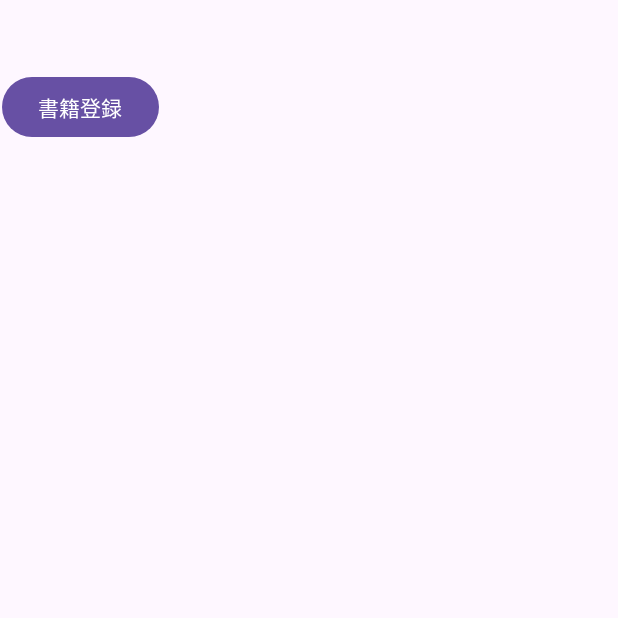
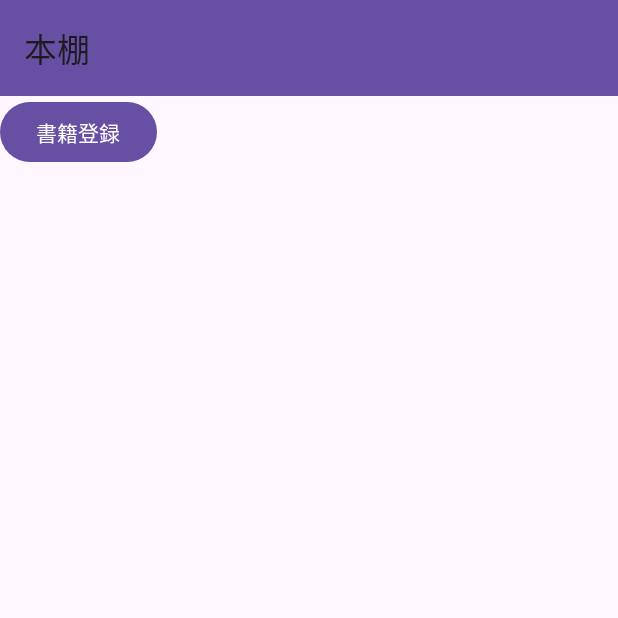
Before and after one commit to Pgfn59/Bookshelf, an Android app: the screen it shows after launch (MainActivity), on a phone screen of 412 x 824 dp, the top half of it. Run offline under Robolectric (Android 15) with nearby library versions, the light colour scheme and no system bars; our stand-ins replace navigation-ui.

Commit message:
ツールバー設置

```diff
--- a/app/src/main/java/com/example/bookshelf/MainActivity.java
+++ b/app/src/main/java/com/example/bookshelf/MainActivity.java
@@ -1,24 +1,23 @@
 package com.example.bookshelf;
 
 import android.os.Bundle;
-
-import androidx.activity.EdgeToEdge;
 import androidx.appcompat.app.AppCompatActivity;
-import androidx.core.graphics.Insets;
-import androidx.core.view.ViewCompat;
-import androidx.core.view.WindowInsetsCompat;
+import androidx.navigation.NavController;
+import androidx.navigation.fragment.NavHostFragment;
+import androidx.navigation.ui.AppBarConfiguration;
+import androidx.navigation.ui.NavigationUI;
+import androidx.appcompat.widget.Toolbar;
+import androidx.fragment.app.Fragment;
 
 public class MainActivity extends AppCompatActivity {
 
     @Override
     protected void onCreate(Bundle savedInstanceState) {
         super.onCreate(savedInstanceState);
-        EdgeToEdge.enable(this);
         setContentView(R.layout.activity_main);
-        ViewCompat.setOnApplyWindowInsetsListener(findViewById(R.id.main), (v, insets) -> {
-            Insets systemBars = insets.getInsets(WindowInsetsCompat.Type.systemBars());
-            v.setPadding(systemBars.left, systemBars.top, systemBars.right, systemBars.bottom);
-            return insets;
-        });
+
+        NavController navController = ((NavHostFragment)getSupportFragmentManager().findFragmentById(R.id.fragmentContainerView)).getNavController();
+        NavigationUI.setupWithNavController(
+                (Toolbar)findViewById(R.id.toolbar), navController,new AppBarConfiguration.Builder(navController.getGraph()).build());
     }
 }
--- a/app/src/main/java/com/example/bookshelf/ShelfFragment.java
+++ b/app/src/main/java/com/example/bookshelf/ShelfFragment.java
@@ -15,7 +15,7 @@ public class ShelfFragment extends Fragment {
     public View onCreateView(LayoutInflater inflater, ViewGroup container, Bundle savedInstanceState) {
         View view = inflater.inflate(R.layout.fragment_shelf, container, false);
         view.findViewById(R.id.btn_add_book).setOnClickListener(v -> {
-            Navigation.findNavController(view).navigate(R.id.action_shelfFragment_to_addBookFragment);;
+            Navigation.findNavController(v).navigate(R.id.action_shelfFragment_to_addBookFragment);;
         });
         return view;
     }
--- a/app/src/main/res/layout/activity_main.xml
+++ b/app/src/main/res/layout/activity_main.xml
@@ -1,5 +1,6 @@
 <?xml version="1.0" encoding="utf-8"?>
-<androidx.constraintlayout.widget.ConstraintLayout xmlns:android="http://schemas.android.com/apk/res/android"
+<androidx.constraintlayout.widget.ConstraintLayout
+    xmlns:android="http://schemas.android.com/apk/res/android"
     xmlns:app="http://schemas.android.com/apk/res-auto"
     xmlns:tools="http://schemas.android.com/tools"
     android:id="@+id/main"
@@ -7,15 +8,26 @@
     android:layout_height="match_parent"
     tools:context=".MainActivity">
 
+    <androidx.appcompat.widget.Toolbar
+        android:id="@+id/toolbar"
+        android:layout_width="0dp"
+        android:layout_height="wrap_content"
+        android:background="?attr/colorPrimary"
+        android:minHeight="?attr/actionBarSize"
+        android:theme="?attr/actionBarTheme"
+        app:layout_constraintEnd_toEndOf="parent"
+        app:layout_constraintStart_toStartOf="parent"
+        app:layout_constraintTop_toTopOf="parent" />
+
     <androidx.fragment.app.FragmentContainerView
         android:id="@+id/fragmentContainerView"
         android:name="androidx.navigation.fragment.NavHostFragment"
-        android:layout_width="409dp"
-        android:layout_height="729dp"
+        android:layout_width="0dp"
+        android:layout_height="0dp"
         app:defaultNavHost="true"
         app:layout_constraintBottom_toBottomOf="parent"
         app:layout_constraintEnd_toEndOf="parent"
         app:layout_constraintStart_toStartOf="parent"
-        app:layout_constraintTop_toTopOf="parent"
+        app:layout_constraintTop_toBottomOf="@id/toolbar"
         app:navGraph="@navigation/nav" />
 </androidx.constraintlayout.widget.ConstraintLayout>
--- a/app/src/main/res/layout/fragment_add_book.xml
+++ b/app/src/main/res/layout/fragment_add_book.xml
@@ -3,12 +3,4 @@
     xmlns:tools="http://schemas.android.com/tools"
     android:layout_width="match_parent"
     android:layout_height="match_parent"
-    tools:context=".AddBookFragment">
-
-    <!-- TODO: Update blank fragment layout -->
-    <TextView
-        android:layout_width="match_parent"
-        android:layout_height="match_parent"
-        android:text="@string/hello_blank_fragment" />
-
-</FrameLayout>
+    tools:context=".AddBookFragment"/>
--- a/app/src/main/res/layout/fragment_shelf.xml
+++ b/app/src/main/res/layout/fragment_shelf.xml
@@ -1,5 +1,6 @@
 <?xml version="1.0" encoding="utf-8"?>
-<FrameLayout xmlns:android="http://schemas.android.com/apk/res/android"
+<androidx.constraintlayout.widget.ConstraintLayout xmlns:android="http://schemas.android.com/apk/res/android"
+    xmlns:app="http://schemas.android.com/apk/res-auto"
     xmlns:tools="http://schemas.android.com/tools"
     android:layout_width="match_parent"
     android:layout_height="match_parent"
@@ -9,5 +10,7 @@
         android:id="@+id/btn_add_book"
         android:layout_width="wrap_content"
         android:layout_height="wrap_content"
-        android:text="@string/btn_add_book" />
-</FrameLayout>
+        android:text="@string/btn_add_book"
+        app:layout_constraintStart_toStartOf="parent"
+        app:layout_constraintTop_toTopOf="parent" />
+</androidx.constraintlayout.widget.ConstraintLayout>
--- a/app/src/main/res/values-night/themes.xml
+++ b/app/src/main/res/values-night/themes.xml
@@ -4,4 +4,6 @@
         <!-- Customize your dark theme here. -->
         <!-- <item name="colorPrimary">@color/my_dark_primary</item> -->
     </style>
+
+    <style name="Theme.NavigationToolBar" parent="Theme.MaterialComponents.DayNight.NoActionBar" />
 </resources>
--- a/app/src/main/res/values/themes.xml
+++ b/app/src/main/res/values/themes.xml
@@ -6,4 +6,5 @@
     </style>
 
     <style name="Theme.Bookshelf" parent="Base.Theme.Bookshelf" />
+    <style name="Theme.NavigationToolBar" parent="Theme.MaterialComponents.DayNight.NoActionBar" />
 </resources>
```
